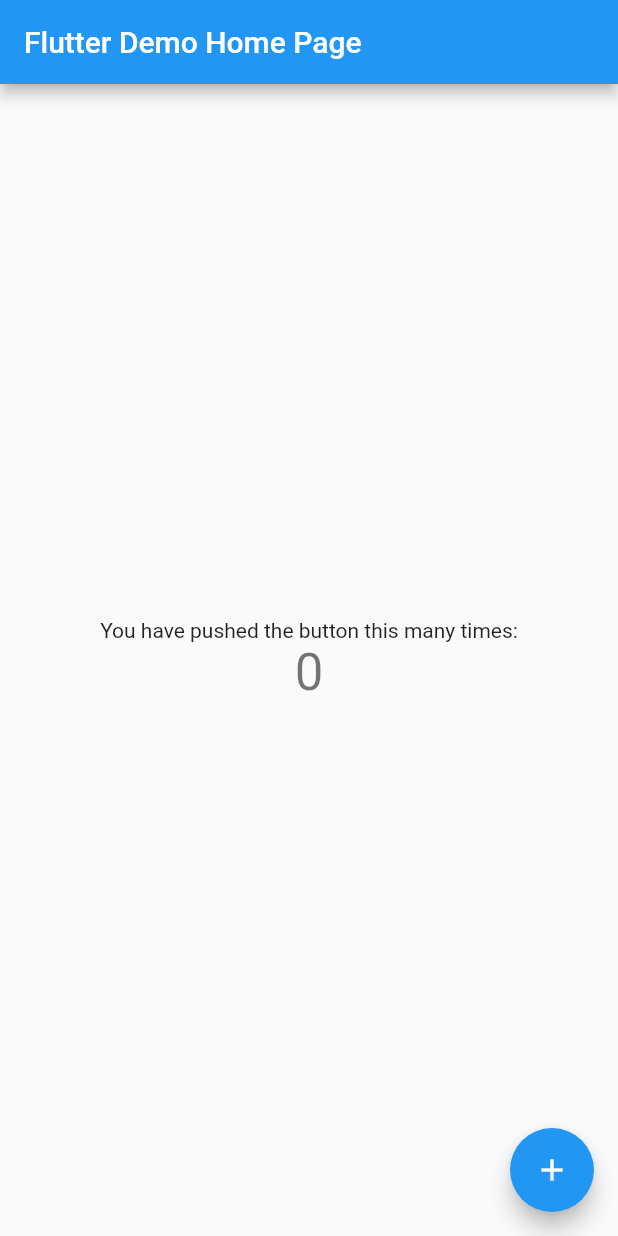
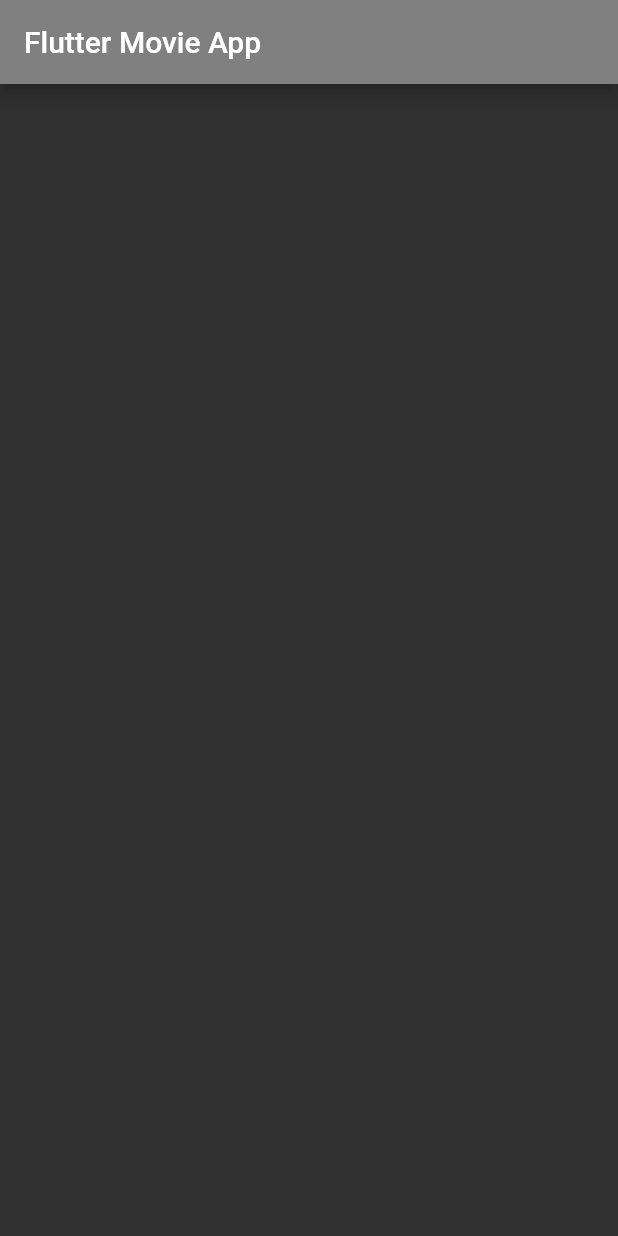
Before and after one commit to AkaBlaster/Flutter_01, a Flutter app: the screen it shows after launch, on a phone screen of 412 x 824 dp. Run offline on Flutter 3.47's test engine with Material 2 defaults, Android fonts, the phone set to English and light mode, and no system bars.

Commit message:
Added Title Anc CustomColor

```diff
--- /dev/null
+++ b/lib/colors.dart
@@ -0,0 +1,5 @@
+import 'package:flutter/material.dart';
+
+class CustomColors {
+  static const RandomColor = Color(0xFF808080);
+}
--- a/lib/main.dart
+++ b/lib/main.dart
@@ -1,113 +1,32 @@
 import 'package:flutter/material.dart';
 
-void main() {
-  runApp(MyApp());
+class CustomColors {
+  static const Color RandomColor1 = Color(0xFF808080);
 }
 
-class MyApp extends StatelessWidget {
-  // This widget is the root of your application.
+void main() {
+  runApp(new MaterialApp(
+    debugShowCheckedModeBanner: false,
+    home: Home(),
+    theme: ThemeData(
+      brightness: Brightness.dark,
+      primaryColor: Color(0xFF808080),
+    ),
+  ));
+}
+
+class Home extends StatefulWidget {
+  @override
+  _HomeState createState() => _HomeState();
+}
+
+class _HomeState extends State<Home> {
   @override
   Widget build(BuildContext context) {
-    return MaterialApp(
-      title: 'Flutter Demo',
-      theme: ThemeData(
-        // This is the theme of your application.
-        //
-        // Try running your application with "flutter run". You'll see the
-        // application has a blue toolbar. Then, without quitting the app, try
-        // changing the primarySwatch below to Colors.green and then invoke
-        // "hot reload" (press "r" in the console where you ran "flutter run",
-        // or simply save your changes to "hot reload" in a Flutter IDE).
-        // Notice that the counter didn't reset back to zero; the application
-        // is not restarted.
-        primarySwatch: Colors.blue,
+    return Scaffold(
+      appBar: AppBar(
+        title: Text("Flutter Movie App"),
       ),
-      home: MyHomePage(title: 'Flutter Demo Home Page'),
     );
   }
 }
-
-class MyHomePage extends StatefulWidget {
-  MyHomePage({Key key, this.title}) : super(key: key);
-
-  // This widget is the home page of your application. It is stateful, meaning
-  // that it has a State object (defined below) that contains fields that affect
-  // how it looks.
-
-  // This class is the configuration for the state. It holds the values (in this
-  // case the title) provided by the parent (in this case the App widget) and
-  // used by the build method of the State. Fields in a Widget subclass are
-  // always marked "final".
-
-  final String title;
-
-  @override
-  _MyHomePageState createState() => _MyHomePageState();
-}
-
-class _MyHomePageState extends State<MyHomePage> {
-  int _counter = 0;
-
-  void _incrementCounter() {
-    setState(() {
-      // This call to setState tells the Flutter framework that something has
-      // changed in this State, which causes it to rerun the build method below
-      // so that the display can reflect the updated values. If we changed
-      // _counter without calling setState(), then the build method would not be
-      // called again, and so nothing would appear to happen.
-      _counter++;
-    });
-  }
-
-  @override
-  Widget build(BuildContext context) {
-    // This method is rerun every time setState is called, for instance as done
-    // by the _incrementCounter method above.
-    //
-    // The Flutter framework has been optimized to make rerunning build methods
-    // fast, so that you can just rebuild anything that needs updating rather
-    // than having to individually change instances of widgets.
-    return Scaffold(
-      appBar: AppBar(
-        // Here we take the value from the MyHomePage object that was created by
-        // the App.build method, and use it to set our appbar title.
-        title: Text(widget.title),
-      ),
-      body: Center(
-        // Center is a layout widget. It takes a single child and positions it
-        // in the middle of the parent.
-        child: Column(
-          // Column is also a layout widget. It takes a list of children and
-          // arranges them vertically. By default, it sizes itself to fit its
-          // children horizontally, and tries to be as tall as its parent.
-          //
-          // Invoke "debug painting" (press "p" in the console, choose the
-          // "Toggle Debug Paint" action from the Flutter Inspector in Android
-          // Studio, or the "Toggle Debug Paint" command in Visual Studio Code)
-          // to see the wireframe for each widget.
-          //
-          // Column has various properties to control how it sizes itself and
-          // how it positions its children. Here we use mainAxisAlignment to
-          // center the children vertically; the main axis here is the vertical
-          // axis because Columns are vertical (the cross axis would be
-          // horizontal).
-          mainAxisAlignment: MainAxisAlignment.center,
-          children: <Widget>[
-            Text(
-              'You have pushed the button this many times:',
-            ),
-            Text(
-              '$_counter',
-              style: Theme.of(context).textTheme.headline4,
-            ),
-          ],
-        ),
-      ),
-      floatingActionButton: FloatingActionButton(
-        onPressed: _incrementCounter,
-        tooltip: 'Increment',
-        child: Icon(Icons.add),
-      ), // This trailing comma makes auto-formatting nicer for build methods.
-    );
-  }
-}
```
